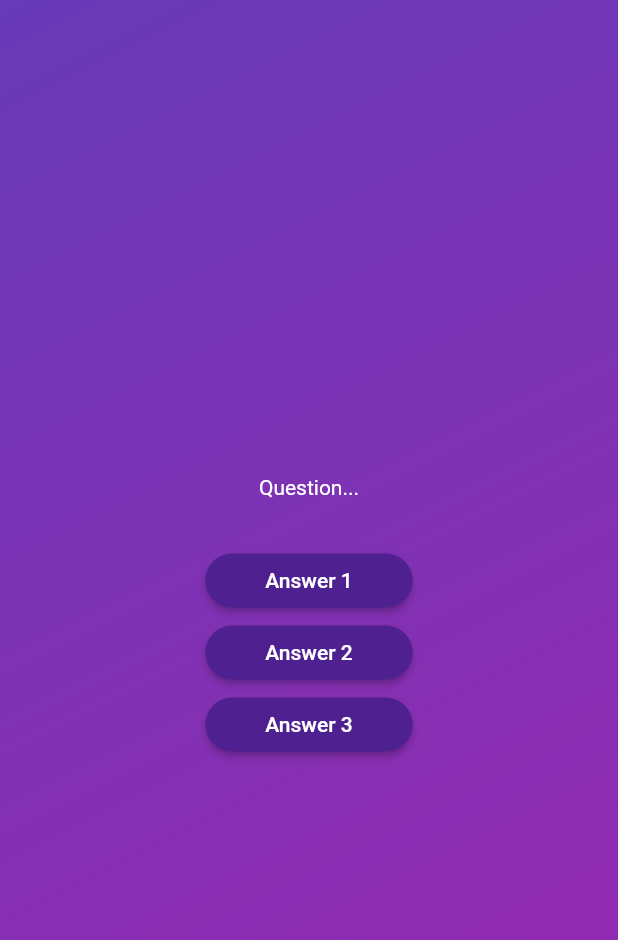
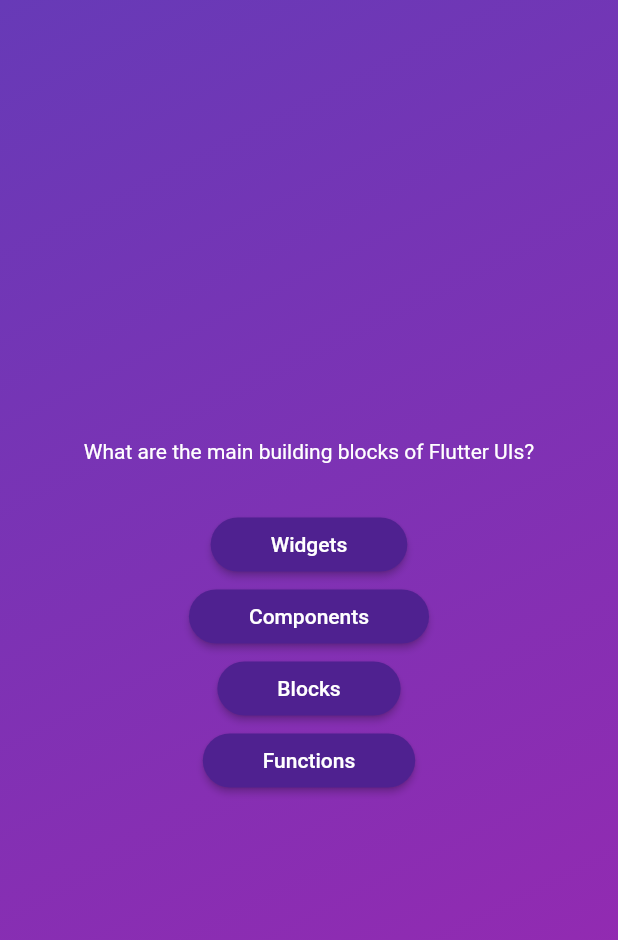
Before and after one commit to AlbertSigsbert/Flutter-adv-basics, a Flutter app: the screen it shows after launch, after a tap on "Start Quiz", on a phone screen of 412 x 824 dp. Shown: the top 940 px of the screen. Run offline on Flutter 3.47's test engine with Material 2 defaults, Android fonts, the phone set to English and light mode, and no system bars.

Commit message:
Mapping Lists & Using the spread operator

```diff
--- a/lib/questions_screen.dart
+++ b/lib/questions_screen.dart
@@ -1,5 +1,6 @@
 import 'package:flutter/material.dart';
 import 'package:adv_basics/answer_button.dart';
+import 'package:adv_basics/data/questions.dart';
 
 class QuestionsScreen extends StatefulWidget {
   const QuestionsScreen({super.key});
@@ -13,18 +14,18 @@ class QuestionsScreen extends StatefulWidget {
 class _QuestionsScreenState extends State<QuestionsScreen> {
   @override
   Widget build(context) {
+    final currentQuestion = questions[0];
     return SizedBox(
       width: double.infinity,
       child: Column(mainAxisAlignment: MainAxisAlignment.center, children: [
-        const Text(
-          'Question...',
-          style: TextStyle(color: Colors.white),
+        Text(
+          currentQuestion.text,
+          style: const TextStyle(color: Colors.white),
         ),
         const SizedBox(height: 30),
-        AnswerButton(answerText: 'Answer 1', onTap:(){ }),
-        AnswerButton(answerText: 'Answer 2', onTap:(){ }),
-        AnswerButton(answerText: 'Answer 3', onTap:(){ }),
-
+        ...currentQuestion.answers.map((answer) {
+          return AnswerButton(answerText: answer, onTap: () {});
+        }),
       ]),
     );
   }
```
